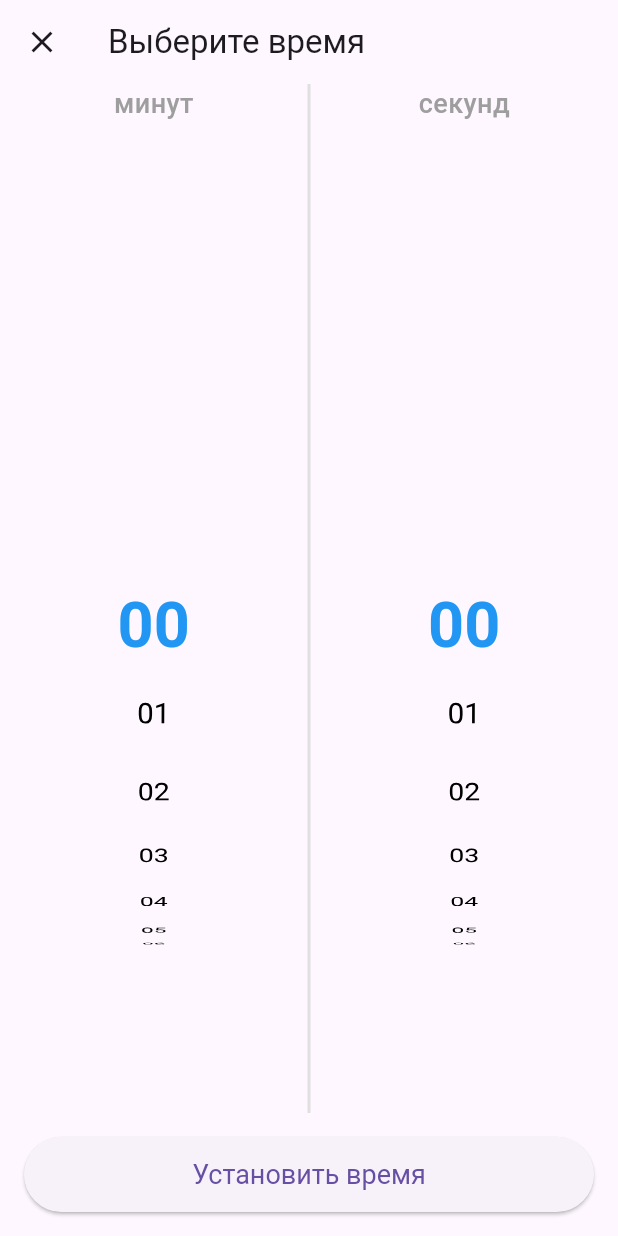
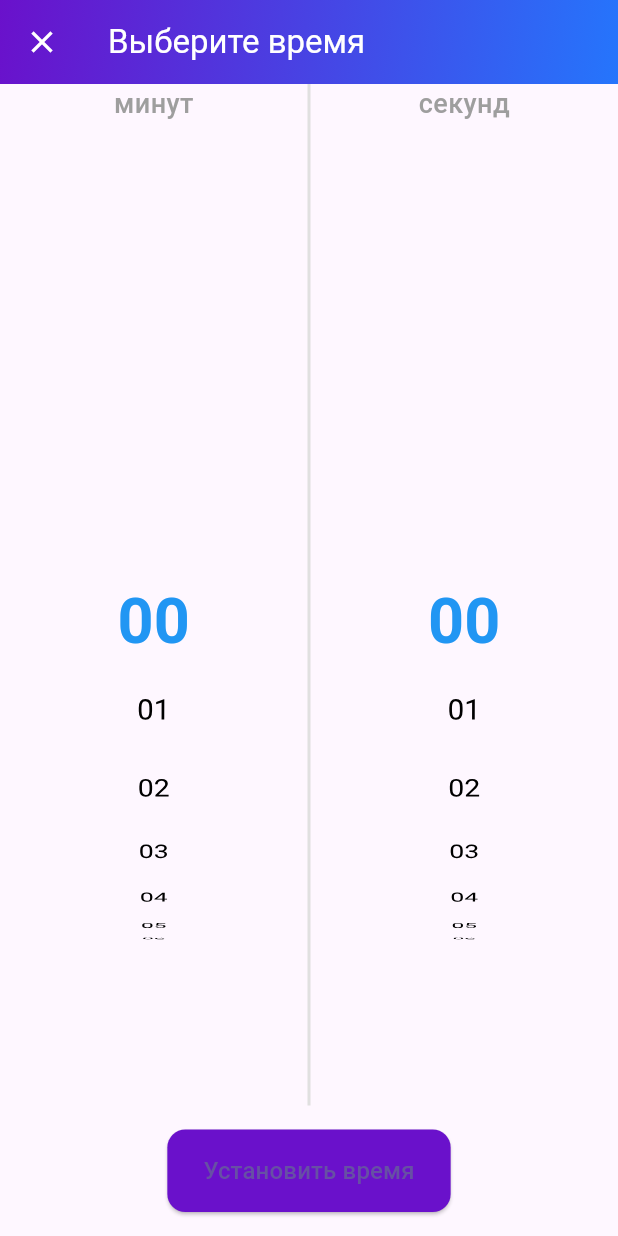
Before and after one commit to dankartmen/Recovery_app, a Flutter app: the ExerciseDetailScreen screen opened directly with empty values, after a tap on "Добавить подход", on a phone screen of 412 x 824 dp. Run offline on Flutter 3.47's test engine with Material 3 defaults, Android fonts, the phone set to English and light mode, and no system bars; our stand-ins replace audioplayers, file_picker, fl_chart, hive, hive_flutter, open_file and 7 more; accounts and stored records are empty; network calls fail.

Commit message:
Добавил файл для более единого стиля экранов. 	modified:   lib/features/exercises/exercise_detail_screen.dart 	modified:   lib/features/exercises/exercise_tile.dart 	modified:   lib/features/exercises/exercises_screen.dart 	modified:   lib/features/exercises/timer_picker_screen.dart 	modified:   lib/features/history/history_screen.dart 	modified:   lib/features/login/login_screen.dart 	modified:   lib/features/profile/profile_screen.dart 	modified:   lib/features/questionnaire/questionnaire_screen.dart 	modified:   lib/features/register/register_screen.dart 	modified:   lib/features/training_calendar/day_schedule_bottom_sheet.dart 	modified:   lib/features/training_calendar/training_calendar_screen.dart 	new file:   lib/style.dart

```diff
--- a/lib/features/exercises/exercise_detail_screen.dart
+++ b/lib/features/exercises/exercise_detail_screen.dart
@@ -7,6 +7,7 @@ import '../../data/models/history_model.dart';
 import '../../data/models/models.dart';
 import '../../data/models/training_calendar_model.dart';
 import '../../services/auth_service.dart';
+import '../../style.dart';
 import '../sounds/sound_service.dart';
 import '../sounds/sound_selection_dialog.dart';
 import '../../data/models/exercise_history.dart';
@@ -407,8 +408,8 @@ class _ExerciseDetailScreenState extends State<ExerciseDetailScreen> {
   @override
   Widget build(BuildContext context) {
     return Scaffold(
-      appBar: AppBar(
-        title: Text(widget.exercise.title),
+      appBar: buildAppBar(
+        widget.exercise.title,
         actions: [
           IconButton(
             icon: const Icon(Icons.music_note),
@@ -565,29 +566,16 @@ class _ExerciseDetailScreenState extends State<ExerciseDetailScreen> {
                     children: [
                       // Кнопка добавления подхода
                       if (!_isRunning)
-                        ElevatedButton(
+                        primaryButton(
                           onPressed: _openTimerPicker,
-                          style: ElevatedButton.styleFrom(
-                            padding: const EdgeInsets.symmetric(
-                              horizontal: 20,
-                              vertical: 12,
-                            ),
-                          ),
-                          child: const Text('Добавить подход'),
+                          text: 'Добавить подход',
                         ),
 
                       // Кнопка завершения упражнения
                       if (_completedSets > 0)
-                        ElevatedButton(
+                        primaryButton(
                           onPressed: _completeExercise,
-                          style: ElevatedButton.styleFrom(
-                            backgroundColor: Colors.green,
-                            padding: const EdgeInsets.symmetric(
-                              horizontal: 20,
-                              vertical: 12,
-                            ),
-                          ),
-                          child: const Text('Завершить упражнение'),
+                          text: 'Завершить упражнение',
                         ),
                     ],
                   ),
--- a/lib/features/exercises/timer_picker_screen.dart
+++ b/lib/features/exercises/timer_picker_screen.dart
@@ -1,4 +1,6 @@
 import 'package:flutter/material.dart';
+
+import '../../style.dart';
 
 // Экран выбора времени для таймера упражнения
 class TimerPickerScreen extends StatefulWidget {
@@ -13,7 +15,7 @@ class _TimerPickerScreenState extends State<TimerPickerScreen> {
   @override
   Widget build(BuildContext context) {
     return Scaffold(
-      appBar: AppBar(title: const Text('Выберите время')),
+      appBar: buildAppBar('Выберите время'),
       body: Column(
         children: [
           Expanded(
@@ -43,12 +45,8 @@ class _TimerPickerScreenState extends State<TimerPickerScreen> {
           ),
           Padding(
             padding: const EdgeInsets.all(16),
-            child: ElevatedButton(
-              style: ElevatedButton.styleFrom(
-                minimumSize: const Size(double.infinity, 50),
-                textStyle: const TextStyle(fontSize: 18),
-              ),
-              child: const Text('Установить время'),
+            child: primaryButton(
+              text: 'Установить время',
               onPressed: () {
                 final totalSeconds =
                     _minutes * 60 +
--- a/lib/features/login/login_screen.dart
+++ b/lib/features/login/login_screen.dart
@@ -2,6 +2,7 @@ import 'package:flutter/material.dart';
 import 'package:provider/provider.dart';
 import '../../data/repositories/questionnaire_repository.dart';
 import '../../services/auth_service.dart';
+import '../../style.dart';
 import '../register/register_screen.dart';
 
 class LoginScreen extends StatefulWidget {
@@ -81,7 +82,7 @@ class _LoginScreenState extends State<LoginScreen> {
     }
 
     return Scaffold(
-      appBar: AppBar(title: const Text('Вход')),
+      appBar: buildAppBar('Вход'),
       body: Padding(
         padding: const EdgeInsets.all(20.0),
         child: Form(
--- a/lib/features/register/register_screen.dart
+++ b/lib/features/register/register_screen.dart
@@ -1,6 +1,7 @@
 import 'package:flutter/material.dart';
 import 'package:provider/provider.dart';
 import '../../services/auth_service.dart';
+import '../../style.dart';
 
 class RegisterScreen extends StatefulWidget {
   const RegisterScreen({super.key});
@@ -21,7 +22,7 @@ class _RegisterScreenState extends State<RegisterScreen> {
     final authService = Provider.of<AuthService>(context);
 
     return Scaffold(
-      appBar: AppBar(title: const Text('Регистрация')),
+      appBar: buildAppBar('Регистрация'),
       body: Padding(
         padding: const EdgeInsets.all(20.0),
         child: Form(
--- a/lib/features/training_calendar/day_schedule_bottom_sheet.dart
+++ b/lib/features/training_calendar/day_schedule_bottom_sheet.dart
@@ -3,6 +3,7 @@ import 'package:intl/intl.dart';
 
 import '../../data/models/models.dart';
 import '../../data/models/training.dart';
+import '../../style.dart';
 
 class DayScheduleBottomSheet extends StatefulWidget {
   final DateTime day;
@@ -125,12 +126,12 @@ class _DayScheduleBottomSheetState extends State<DayScheduleBottomSheet> {
             ),
           ],
 
-          ElevatedButton(
+          primaryButton(
             onPressed: () {
               _showAddTrainingDialog(context);
               _updateTrainings();
             },
-            child: Text('Добавить тренировку'),
+            text: 'Добавить тренировку',
           ),
         ],
       ),
--- /dev/null
+++ b/lib/style.dart
@@ -0,0 +1,46 @@
+// Общие цвета
+import 'package:flutter/material.dart';
+
+const primaryGradient = LinearGradient(
+  colors: [Color(0xFF6A11CB), Color(0xFF2575FC)],
+  begin: Alignment.topLeft,
+  end: Alignment.bottomRight,
+);
+
+const cardColor = Color(0xFFF5F7FB);
+const textColor = Color(0xFF333333);
+const secondaryTextColor = Color(0xFF666666);
+
+AppBar buildAppBar(String title, {List<Widget>? actions}) {
+  return AppBar(
+    title: Text(title, style: TextStyle(color: Colors.white)),
+    flexibleSpace: Container(
+      decoration: BoxDecoration(gradient: primaryGradient),
+    ),
+    actions: actions,
+    iconTheme: IconThemeData(color: Colors.white),
+  );
+}
+
+Card buildCard({required Widget child, EdgeInsets? padding}) {
+  return Card(
+    elevation: 4,
+    shape: RoundedRectangleBorder(borderRadius: BorderRadius.circular(16)),
+    child: Padding(padding: padding ?? const EdgeInsets.all(16), child: child),
+  );
+}
+
+ElevatedButton primaryButton({
+  required String text,
+  required VoidCallback onPressed,
+}) {
+  return ElevatedButton(
+    onPressed: onPressed,
+    style: ElevatedButton.styleFrom(
+      padding: EdgeInsets.symmetric(vertical: 16, horizontal: 24),
+      shape: RoundedRectangleBorder(borderRadius: BorderRadius.circular(12)),
+      backgroundColor: Color(0xFF6A11CB),
+    ),
+    child: Text(text, style: TextStyle(fontSize: 16)),
+  );
+}
```
Also changed, not shown: lib/features/exercises/exercise_tile.dart (+2 -6 lines), lib/features/exercises/exercises_screen.dart (+3 -8 lines), lib/features/history/history_screen.dart (+6 -5 lines), lib/features/profile/profile_screen.dart (+9 -10 lines), lib/features/questionnaire/questionnaire_screen.dart (+9 -12 lines), lib/features/training_calendar/training_calendar_screen.dart (+4 -3 lines).
